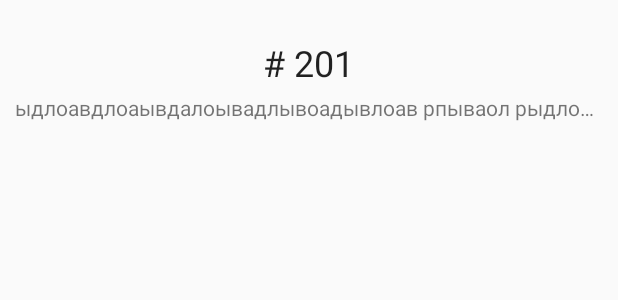
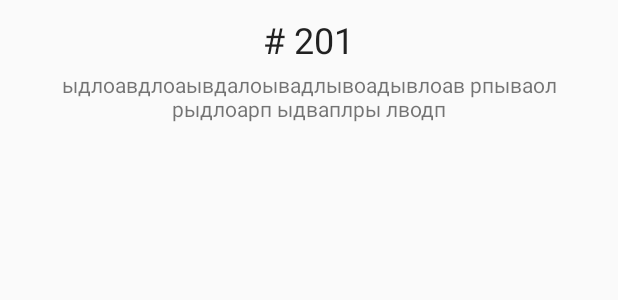
Before and after one commit to Dmitriy-kiselyov/ChGK, an Android app: the layout question_grid_item.xml on its own in the app's theme, with its tools: preview values and no code run, on a phone screen of 412 x 824 dp. Shown: the top 300 px of the screen. Run offline under Robolectric (Android 15) with nearby library versions, the phone set to English and light mode, and no system bars.

Commit message:
Improved question list layout

```diff
--- /dev/null
+++ b/app/src/main/res/drawable/ic_right_arrow.xml
@@ -0,0 +1,4 @@
+<vector android:height="64dp" android:viewportHeight="511.949"
+    android:viewportWidth="511.949" android:width="64dp" xmlns:android="http://schemas.android.com/apk/res/android">
+    <path android:fillColor="#FF000000" android:pathData="M386.235,248.308L140.902,2.975c-4.267,-4.053 -10.987,-3.947 -15.04,0.213c-3.947,4.16 -3.947,10.667 0,14.827l237.76,237.76l-237.76,237.867c-4.267,4.053 -4.373,10.88 -0.213,15.04c4.053,4.267 10.88,4.373 15.04,0.213c0.107,-0.107 0.213,-0.213 0.213,-0.213l245.333,-245.333C390.395,259.188 390.395,252.468 386.235,248.308z"/>
+</vector>
--- a/app/src/main/res/layout/main_question_list.xml
+++ b/app/src/main/res/layout/main_question_list.xml
@@ -6,6 +6,7 @@
     <ListView
         android:id="@+id/question_list"
         android:layout_width="match_parent"
+        android:divider="@color/background_default"
         android:layout_height="match_parent"/>
 
     <ProgressBar
--- a/app/src/main/res/layout/question_grid_item.xml
+++ b/app/src/main/res/layout/question_grid_item.xml
@@ -1,31 +1,36 @@
 <?xml version="1.0" encoding="utf-8"?>
 <RelativeLayout xmlns:android="http://schemas.android.com/apk/res/android"
-                android:layout_margin="@dimen/grid_margin"
-                android:layout_width="match_parent"
-                android:layout_height="@dimen/grid_height">
+    android:layout_width="match_parent"
+    android:layout_height="wrap_content"
+    android:layout_margin="@dimen/grid_margin"
+    >
 
     <TextView
+        android:id="@+id/question_grid_item_text1"
         android:layout_width="wrap_content"
         android:layout_height="wrap_content"
+        android:layout_centerHorizontal="true"
+        android:layout_marginTop="8dp"
+        android:text="# 201"
         android:textAppearance="?android:attr/textAppearanceLarge"
         android:textSize="@dimen/grid_number_size"
-        android:text="# 201"
-        android:id="@+id/question_grid_item_text1"
-        android:layout_centerVertical="true"
-        android:layout_centerHorizontal="true"/>
+        />
 
     <TextView
+        android:id="@+id/question_grid_item_text2"
         android:layout_width="wrap_content"
         android:layout_height="wrap_content"
+        android:layout_below="@+id/question_grid_item_text1"
+        android:layout_centerHorizontal="true"
+        android:layout_marginLeft="8dp"
+        android:layout_marginRight="8dp"
+        android:layout_marginTop="4dp"
+        android:textAlignment="center"
+        android:layout_marginBottom="8dp"
+        android:lines="2"
+        android:text="ыдлоавдлоаывдалоывадлывоадывлоав рпываол рыдлоарп ыдваплры лводп"
         android:textAppearance="?android:attr/textAppearanceSmall"
         android:textSize="@dimen/grid_text_size"
-        android:layout_marginTop="4dp"
-        android:layout_marginLeft="8dp"
-        android:layout_marginRight="8dp"
-        android:text="ыдлоавдлоаывдалоывадлывоадывлоав рпываол рыдлоарп ыдваплры лводп"
-        android:id="@+id/question_grid_item_text2"
-        android:layout_below="@+id/question_grid_item_text1"
-        android:layout_centerHorizontal="true"
-        android:singleLine="true"/>
+        />
 
 </RelativeLayout>
--- a/app/src/main/res/values/dimens.xml
+++ b/app/src/main/res/values/dimens.xml
@@ -6,7 +6,6 @@
 
     <!-- question_grid -->
     <dimen name="grid_margin">2dp</dimen>
-    <dimen name="grid_height">80dp</dimen>
     <dimen name="grid_number_size">24sp</dimen>
     <dimen name="grid_text_size">14sp</dimen>
 
--- a/app/src/main/res/values/styles.xml
+++ b/app/src/main/res/values/styles.xml
@@ -6,6 +6,8 @@
         <item name="colorPrimary">@color/colorPrimary</item>
         <item name="colorPrimaryDark">@color/colorPrimaryDark</item>
         <item name="colorAccent">@color/colorAccent</item>
+
+        <item name="android:windowAnimationStyle">@null</item>
     </style>
 
 </resources>
```
Also changed, not shown: app/src/main/res/layout/question_list_item.xml (+28 -5 lines), app/src/main/res/values-sw600dp/dimens.xml (deleted, +0 -32 lines).
